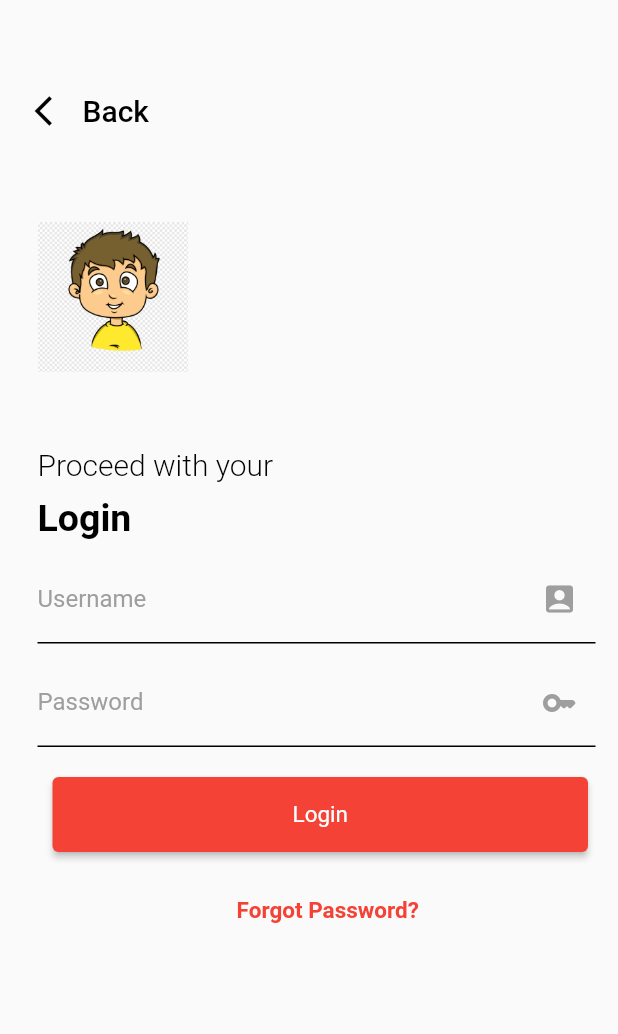
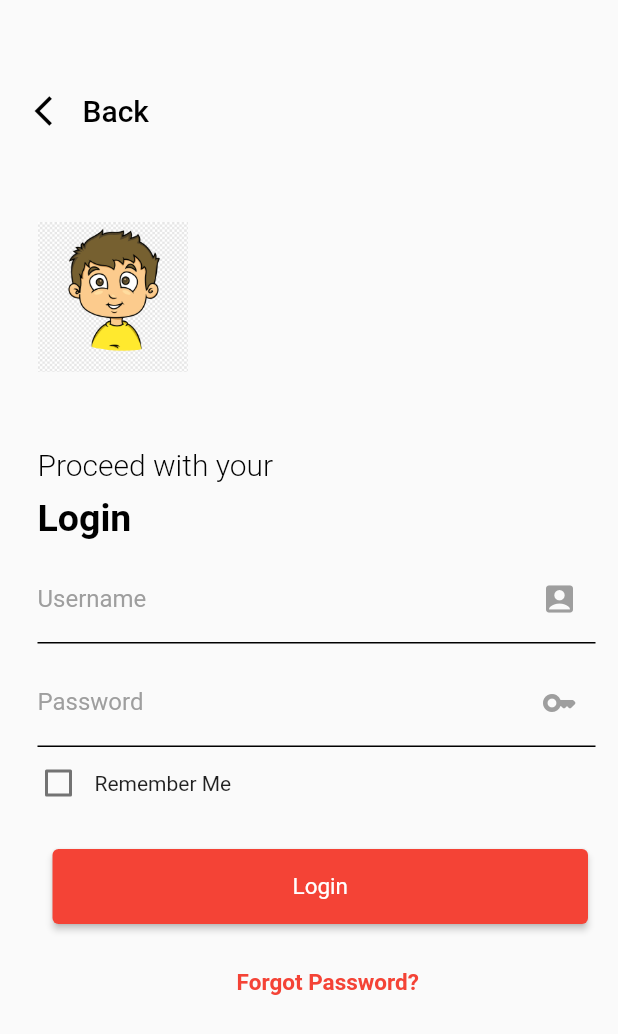
Before and after one commit to akkiBuoy7/FirstAppTask, a Flutter app: the LoginScreen screen opened by its route, after a tap on "Back", on a phone screen of 412 x 824 dp. Shown: the top 1034 px of the screen. Run offline on Flutter 3.47's test engine with Material 2 defaults, Android fonts, the phone set to English and light mode, and no system bars; our stand-ins replace fluttertoast, shared_preferences; accounts and stored records are empty.

Commit message:
remember me

```diff
--- a/lib/Utility/ProjectUtil.dart
+++ b/lib/Utility/ProjectUtil.dart
@@ -1,6 +1,8 @@
-class ProjectUtil{
-
-  static const String SECOND_SCREEN_ROUTE= '/second';
-  static const String HOME_SCREEN_ROUTE= '/';
-
+class ProjectUtil {
+  static const String LOGIN_SCREEN_ROUTE = '/second';
+  static const String SPLASH_SCREEN_ROUTE = '/';
+  static const String DASH_SCREEN_ROUTE = '/third';
+  static const String PREF_REMEBER_ME = "remeber_me";
+  static const String PREF_USER_NAME = 'user_name';
+  static const String PREF_PASSWORD = 'password';
 }
--- a/lib/ui/LoginScreen.dart
+++ b/lib/ui/LoginScreen.dart
@@ -1,7 +1,9 @@
-
+import 'dart:io';
+import 'package:shared_preferences/shared_preferences.dart';
 import 'package:flutter/cupertino.dart';
 import 'package:flutter/material.dart';
 import 'package:fluttertoast/fluttertoast.dart';
+import '../Utility/ProjectUtil.dart';
 
 class LoginScreen extends StatefulWidget {
   @override
@@ -14,10 +16,10 @@ class _LoginScreenState extends State<LoginScreen> {
   var _userName = "";
   var _password = "";
   bool _isPassWordHidden = true;
+  bool _isCheckedRememberMe = false;
 
   String validateInput() {
-
-     final validCharacters = RegExp(r'^[a-zA-Z0-9_\-=@,\.;]+$');
+    //final validCharacters = RegExp(r'^[a-zA-Z0-9_\-=@,\.;]+$');
     if (_userName.isEmpty) {
       return 'Please enter user name';
     }
@@ -27,9 +29,9 @@ class _LoginScreenState extends State<LoginScreen> {
     if (_password.isEmpty) {
       return 'Please enter password';
     }
-    if (validCharacters.hasMatch(_password)) {
-      return 'Enter valid alpha numeric password';
-    }
+    // if (validCharacters.hasMatch(_password)) {
+    //   return 'Enter valid alpha numeric password';
+    // }
     return "";
   }
 
@@ -41,8 +43,20 @@ class _LoginScreenState extends State<LoginScreen> {
 
   void outTapping(TapUpDetails details) {
     setState(() {
-      _isPassWordHidden=true;
+      _isPassWordHidden = true;
     });
+  }
+
+  @override
+  void initState() {
+    super.initState();
+
+    _loadUserUsernamePassword();
+  }
+
+  @override
+  void dispose() {
+    super.dispose();
   }
 
   @override
@@ -59,7 +73,8 @@ class _LoginScreenState extends State<LoginScreen> {
               child: TextButton.icon(
                 // <-- TextButton
                 onPressed: () {
-                  Navigator.pop(context);
+                  exit(0);
+                  //Navigator.pop(context);
                 },
                 icon: const Icon(
                   Icons.arrow_back_ios,
@@ -145,7 +160,7 @@ class _LoginScreenState extends State<LoginScreen> {
                     child: TextField(
                       controller: passwordText,
                       obscureText: _isPassWordHidden,
-                      decoration:  InputDecoration(
+                      decoration: InputDecoration(
                         labelStyle: TextStyle(color: Colors.grey),
                         floatingLabelStyle: TextStyle(color: Colors.red),
                         enabledBorder: UnderlineInputBorder(
@@ -154,17 +169,29 @@ class _LoginScreenState extends State<LoginScreen> {
                         focusedBorder: UnderlineInputBorder(
                           borderSide: BorderSide(color: Colors.red),
                         ),
-                        suffixIcon:
-                            GestureDetector(
-                              onTapDown: onTapping,
-                                onTapUp: outTapping,
-                                child: Icon(Icons.key_rounded)),
+                        suffixIcon: GestureDetector(
+                            onTapDown: onTapping,
+                            onTapUp: outTapping,
+                            child: Icon(Icons.key_rounded)),
                         suffixIconColor: Colors.grey,
                         label: Text("Password"),
                         focusColor: Colors.black,
                       ),
                     ),
                   )),
+            ),
+            Row(
+              children: [
+                Checkbox(
+                  value: _isCheckedRememberMe,
+                  activeColor: Colors.red,
+                  focusColor: Colors.red,
+                  onChanged: (bool? value) {
+                    _actionRemeberMe(value!);
+                  },
+                ),
+                Text("Remember Me")
+              ],
             ),
             Padding(
               padding: const EdgeInsets.all(20),
@@ -179,6 +206,8 @@ class _LoginScreenState extends State<LoginScreen> {
                     if (validateInput() == "") {
                       Fluttertoast.showToast(
                           msg: "Successfully logged in", timeInSecForIosWeb: 1);
+                      Navigator.popAndPushNamed(
+                          context, ProjectUtil.DASH_SCREEN_ROUTE);
                     } else {
                       String result = validateInput();
                       Fluttertoast.showToast(
@@ -210,4 +239,42 @@ class _LoginScreenState extends State<LoginScreen> {
       ),
     );
   }
+
+  _actionRemeberMe(bool value) {
+    _isCheckedRememberMe = value;
+    SharedPreferences.getInstance().then(
+      (prefs) {
+        if (_isCheckedRememberMe) {
+          prefs.setBool(ProjectUtil.PREF_REMEBER_ME, value);
+          prefs.setString(ProjectUtil.PREF_USER_NAME, userNameText.text);
+          prefs.setString(ProjectUtil.PREF_PASSWORD, passwordText.text);
+        }
+      },
+    );
+    setState(() {
+      _isCheckedRememberMe = value;
+    });
+  }
+
+  //load email and password
+  void _loadUserUsernamePassword() async {
+    try {
+      SharedPreferences _prefs = await SharedPreferences.getInstance();
+      var _email = _prefs.getString(ProjectUtil.PREF_USER_NAME) ?? "";
+      var _password = _prefs.getString(ProjectUtil.PREF_PASSWORD) ?? "";
+      var _remeberMe = _prefs.getBool(ProjectUtil.PREF_REMEBER_ME) ?? false;
+      print(_remeberMe);
+      print(_email);
+      print(_password);
+      if (_remeberMe) {
+        setState(() {
+          _isCheckedRememberMe = true;
+        });
+        userNameText.text = _email ?? "";
+        passwordText.text = _password ?? "";
+      }
+    } catch (e) {
+      print(e);
+    }
+  }
 }
--- a/lib/ui/SplashScreen.dart
+++ b/lib/ui/SplashScreen.dart
@@ -17,7 +17,7 @@ class _SplashScreenState extends State<SplashScreen> {
     super.initState();
 
     Timer(Duration(seconds: 5), (){
-      Navigator.popAndPushNamed(context, ProjectUtil.SECOND_SCREEN_ROUTE);
+      Navigator.popAndPushNamed(context, ProjectUtil.LOGIN_SCREEN_ROUTE);
     });
   }
 
--- a/pubspec.yaml
+++ b/pubspec.yaml
@@ -47,6 +47,7 @@ dev_dependencies:
   # rules and activating additional ones.
   flutter_lints: ^2.0.0
   fluttertoast: ^8.0.8
+  shared_preferences: ^2.0.18
 
 # For information on the generic Dart part of this file, see the
 # following page: https://dart.dev/tools/pub/pubspec
```
Also changed, not shown: lib/main.dart (+6 -3 lines), lib/ui/DashScreen.dart (added, +18 -0 lines), pubspec.lock, 1 other file.
